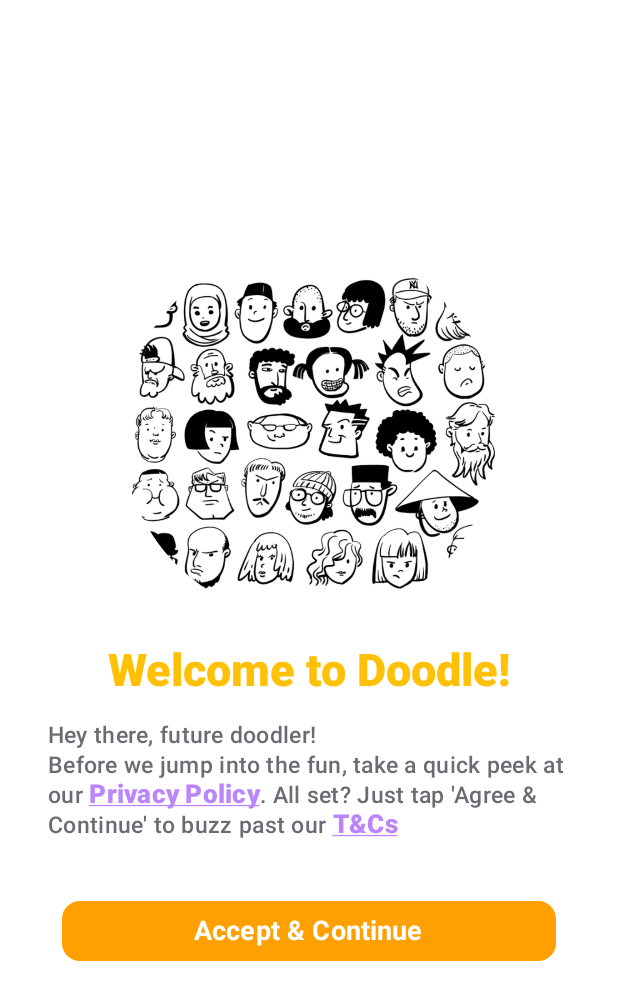
After one commit to suray-marag-pandit/Doodle-Chat, an Android app built with Jetpack Compose: the @Preview function WelcomeScreen, on a phone screen of 412 x 824 dp. The commit adds this screen. Shown: the top 1000 px of the screen. Run offline under Robolectric (Android 15) with nearby library versions, the phone set to English and light mode, and no system bars.

Commit message:
feat: Add Splash, Welcome, and User Registration screens
This commit introduces three new screens to the application:

- SplashScreen: Displays a logo and "From Not Serious" attribution.
- WelcomeScreen: Presents a welcome message, privacy policy/T&Cs links, and an "Accept & Continue" button.
- UserRegistrationScreen (PhoneNumberLoginScreen): Allows users to select their country, enter their phone number, and proceed. Includes country selection dropdown with flags and dial codes, phone number input validation, and a "Doodle On!" button.

Additionally:
- Added new color resources: `yellowboldtheme` and `orangeboldtheme`.
- Updated `MainActivity` to display the `PhoneNumberLoginScreen`.
- Added new drawable resources for logos and backgrounds.
- Included new IDEA configuration files.

```diff
--- /dev/null
+++ b/app/src/main/java/smp/clone/whatsapp/presentation/homescreen/HomeScreen.kt
@@ -0,0 +1 @@
+package smp.clone.whatsapp.presentation.homescreen
--- /dev/null
+++ b/app/src/main/java/smp/clone/whatsapp/presentation/welcomescreen/WelcomeScreen.kt
@@ -0,0 +1,122 @@
+package smp.clone.whatsapp.presentation.welcomescreen
+
+import androidx.compose.foundation.Image
+import androidx.compose.foundation.layout.Arrangement
+import androidx.compose.foundation.layout.Column
+import androidx.compose.foundation.layout.fillMaxSize
+import androidx.compose.foundation.layout.fillMaxWidth
+import androidx.compose.foundation.layout.padding
+import androidx.compose.foundation.layout.size
+import androidx.compose.foundation.shape.CircleShape
+import androidx.compose.foundation.shape.RoundedCornerShape
+import androidx.compose.material3.Button
+import androidx.compose.material3.ButtonDefaults
+import androidx.compose.material3.MaterialTheme
+import androidx.compose.material3.Text
+import androidx.compose.runtime.Composable
+import androidx.compose.ui.Alignment
+import androidx.compose.ui.Modifier
+import androidx.compose.ui.draw.clip
+import androidx.compose.ui.res.colorResource
+import androidx.compose.ui.res.painterResource
+import androidx.compose.ui.text.SpanStyle
+import androidx.compose.ui.text.buildAnnotatedString
+import androidx.compose.ui.text.font.FontWeight
+import androidx.compose.ui.text.style.TextDecoration
+import androidx.compose.ui.text.withStyle
+import androidx.compose.ui.tooling.preview.Preview
+import androidx.compose.ui.unit.dp
+import androidx.compose.ui.unit.sp
+import smp.clone.whatsapp.R
+
+@Composable
+@Preview(showSystemUi = true)
+fun WelcomeScreen() {
+    Column(
+        modifier = Modifier.fillMaxSize(),
+        verticalArrangement = Arrangement.Center,
+        horizontalAlignment = Alignment.CenterHorizontally
+    ) {
+        Image(
+            painter = painterResource(id = R.drawable.doodlewelcome),
+            contentDescription = "Welcome Doodle Screen",
+            modifier = Modifier
+                .clip(CircleShape)
+                .size(250.dp)
+        )
+        Text(
+            text = "Welcome to Doodle!",
+            modifier = Modifier.padding(top = 16.dp),
+            fontWeight = FontWeight.Black,
+            fontSize = 30.sp,
+            color = colorResource(R.color.yellowboldtheme)
+        )
+        Text(
+            text = buildAnnotatedString {
+                withStyle(style = SpanStyle(
+                    fontWeight = FontWeight.SemiBold,
+                    color = MaterialTheme.colorScheme.onSurfaceVariant.copy(alpha = 0.8f),
+                    fontSize = 15.sp
+                )) {
+                    append("Hey there, future doodler!\nBefore we jump into the fun, take a quick peek at our ")
+                }
+
+                pushStringAnnotation(tag = "URL", annotation = "https://yourwebsite.com/privacy")
+                withStyle(
+                    style = SpanStyle(
+                        color = colorResource(R.color.purple_200),
+                        textDecoration = TextDecoration.Underline,
+                        fontWeight = FontWeight.ExtraBold,
+                        fontSize = 17.sp
+                    )
+                ) {
+                    append("Privacy Policy")
+                }
+                pop()
+
+                withStyle(style = SpanStyle(
+                    fontWeight = FontWeight.SemiBold,
+                    color = MaterialTheme.colorScheme.onSurfaceVariant.copy(alpha = 0.8f),
+                    fontSize = 15.sp
+                )) {
+                    append(". All set? Just tap 'Agree & Continue' to buzz past our ")
+                }
+
+                pushStringAnnotation(tag = "URL", annotation = "https://yourwebsite.com/terms")
+                withStyle(
+                    style = SpanStyle(
+                        color = colorResource(R.color.purple_200),
+                        textDecoration = TextDecoration.Underline,
+                        fontWeight = FontWeight.ExtraBold,
+                        fontSize = 17.sp
+                    )
+                ) {
+                    append("T&Cs")
+                }
+                pop()
+            },
+            modifier = Modifier.padding(horizontal = 32.dp, vertical = 16.dp),
+            style = MaterialTheme.typography.bodyMedium,
+        )
+
+        // --- Button Added Here ---
+        Button(
+            onClick = { /* TODO: Handle 'Accept and Continue' action */ },
+            modifier = Modifier
+                .fillMaxWidth(0.8f)
+                .padding(top = 20.dp, bottom = 16.dp),
+            shape = RoundedCornerShape(12.dp),
+            colors = ButtonDefaults.buttonColors(
+                containerColor = colorResource(R.color.orangeboldtheme),
+                contentColor = MaterialTheme.colorScheme.onPrimary
+            )
+        ) {
+            Text(
+                text = "Accept & Continue",
+                fontSize = 18.sp,
+                fontWeight = FontWeight.Bold
+            )
+        }
+
+    }
+}
--- a/app/src/main/res/values/colors.xml
+++ b/app/src/main/res/values/colors.xml
@@ -7,4 +7,6 @@
     <color name="teal_700">#FF018786</color>
     <color name="black">#FF000000</color>
     <color name="white">#FFFFFFFF</color>
+    <color name="yellowboldtheme">#FFC107</color>
+    <color name="orangeboldtheme">#FFA000</color>
 </resources>
```
Also changed, not shown: app/src/main/java/smp/clone/whatsapp/MainActivity.kt (+2 -29 lines), app/src/main/java/smp/clone/whatsapp/presentation/splashscreen/SplashScreen.kt (added, +70 -0 lines), app/src/main/java/smp/clone/whatsapp/presentation/userregistrationscreen/UserRegistrationScreen.kt (added, +252 -0 lines), app/src/main/res/drawable/bg_register.png (added), app/src/main/res/drawable/doodle_logo.png (added), app/src/main/res/drawable/doodlewelcome.png (added), app/src/main/res/drawable/notserious.png (added).
